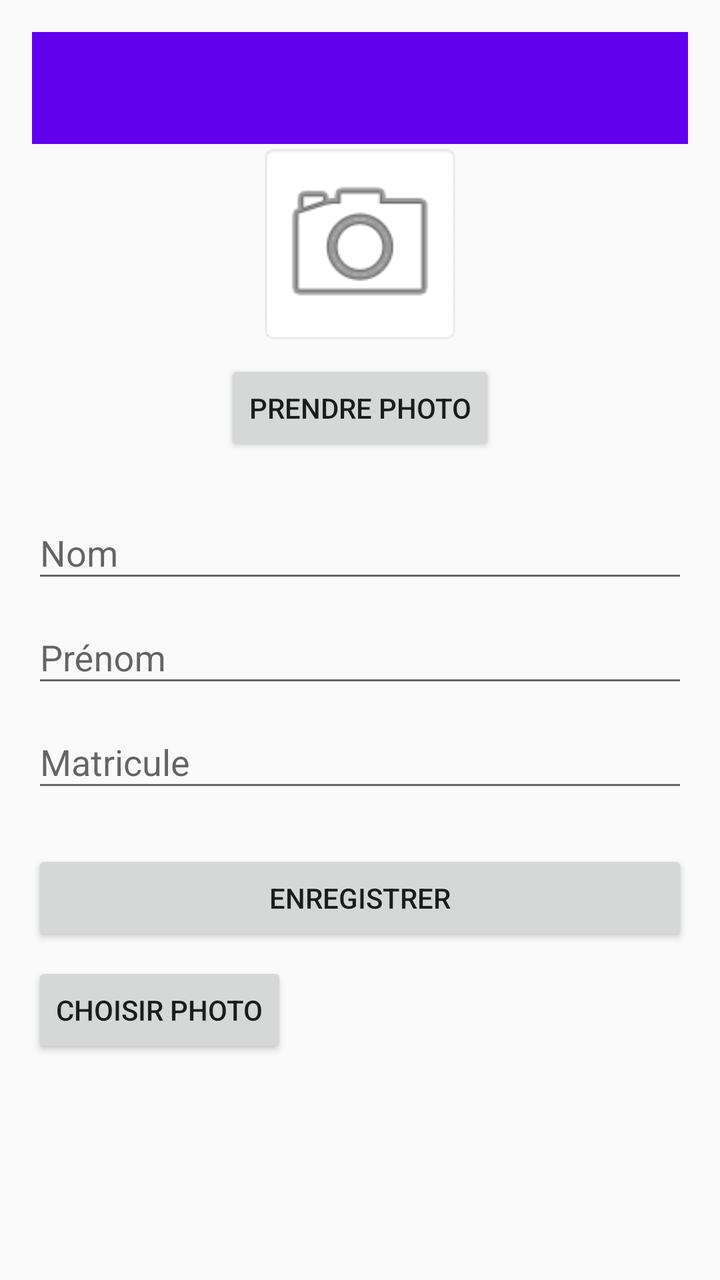
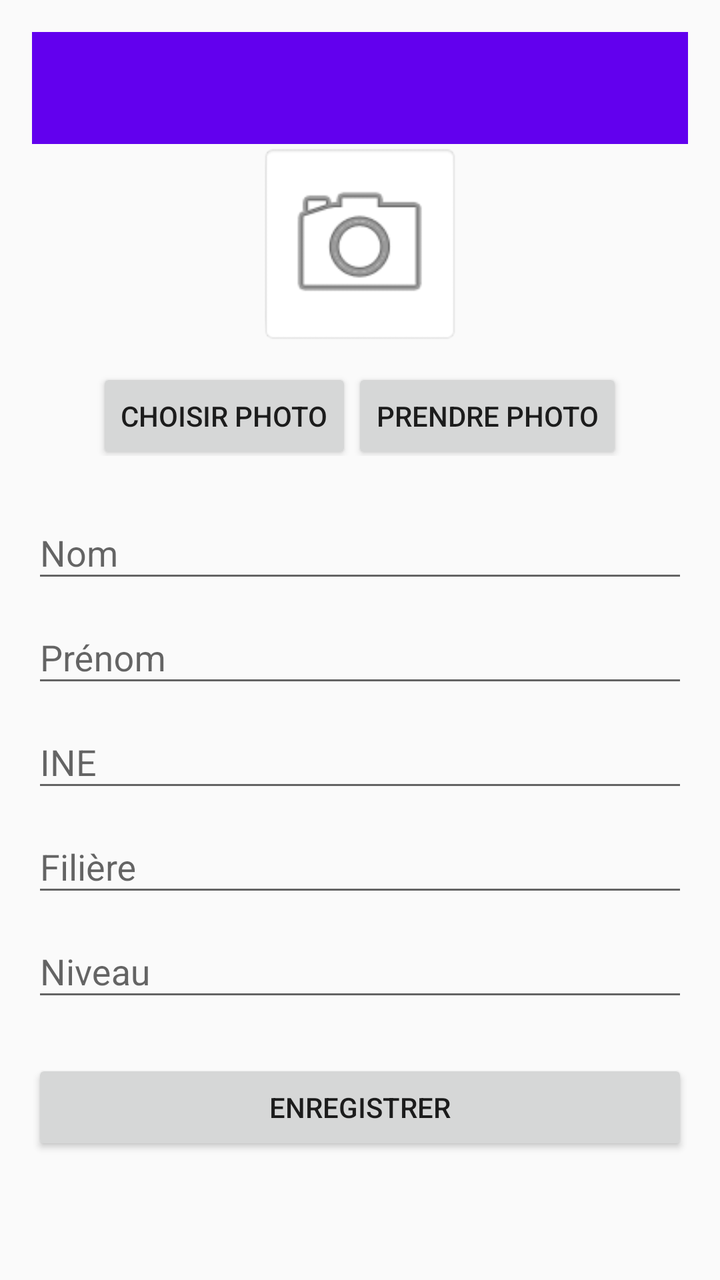

The first picture is an Android layout as it rendered before a commit; the second is the same layout after the commit. The layout source and the unified diff follow.
<!-- AndroidManifest.xml: application theme Theme.AppCompat.Light.NoActionBar -->
<!-- res/layout/activity_add_edit_etudiant.xml -->
<?xml version="1.0" encoding="utf-8"?>
<LinearLayout xmlns:android="http://schemas.android.com/apk/res/android"
    xmlns:app="http://schemas.android.com/apk/res-auto"
    android:layout_width="match_parent"
    android:layout_height="match_parent"
    android:orientation="vertical"
    android:padding="16dp">

    <androidx.appcompat.widget.Toolbar
        android:id="@+id/toolbar"
        android:layout_width="match_parent"
        android:layout_height="?attr/actionBarSize"
        android:background="@color/purple_500"
        app:titleTextColor="@android:color/white" />

    <ScrollView
        android:layout_width="match_parent"
        android:layout_height="0dp"
        android:layout_weight="1">

        <LinearLayout
            android:layout_width="match_parent"
            android:layout_height="wrap_content"
            android:orientation="vertical">

            <LinearLayout
                android:layout_width="match_parent"
                android:layout_height="wrap_content"
                android:gravity="center"
                android:orientation="vertical"
                android:layout_marginBottom="16dp">

                <ImageView
                    android:id="@+id/ivPhoto"
                    android:layout_width="100dp"
                    android:layout_height="100dp"
                    android:src="@android:drawable/ic_menu_camera"
                    android:scaleType="centerCrop"
                    android:background="@android:drawable/editbox_background" />

                <Button
                    android:id="@+id/btnTakePhoto"
                    android:layout_width="wrap_content"
                    android:layout_height="wrap_content"
                    android:text="Prendre photo"
                    android:layout_marginTop="8dp" />
            </LinearLayout>

            <com.google.android.material.textfield.TextInputLayout
                android:layout_width="match_parent"
                android:layout_height="wrap_content"
                android:hint="Nom">

                <com.google.android.material.textfield.TextInputEditText
                    android:id="@+id/etNom"
                    android:layout_width="match_parent"
                    android:layout_height="wrap_content" />
            </com.google.android.material.textfield.TextInputLayout>

            <com.google.android.material.textfield.TextInputLayout
                android:layout_width="match_parent"
                android:layout_height="wrap_content"
                android:hint="Prénom">

                <com.google.android.material.textfield.TextInputEditText
                    android:id="@+id/etPrenom"
                    android:layout_width="match_parent"
                    android:layout_height="wrap_content" />
            </com.google.android.material.textfield.TextInputLayout>

            <com.google.android.material.textfield.TextInputLayout
                android:layout_width="match_parent"
                android:layout_height="wrap_content"
                android:hint="Matricule">

                <com.google.android.material.textfield.TextInputEditText
                    android:id="@+id/etMatricule"
                    android:layout_width="match_parent"
                    android:layout_height="wrap_content" />
            </com.google.android.material.textfield.TextInputLayout>

            <Button
                android:id="@+id/btnSave"
                android:layout_width="match_parent"
                android:layout_height="wrap_content"
                android:text="Enregistrer"
                android:layout_marginTop="24dp" />
            <Button
                android:id="@+id/btnChoisirPhoto"
                android:layout_width="wrap_content"
                android:layout_height="wrap_content"
                android:text="Choisir photo"
                android:layout_marginTop="8dp" />
        </LinearLayout>
    </ScrollView>
</LinearLayout>
<!-- resources referenced by this layout -->
<resources>
  <color name="purple_500">#FF6200EE</color>
</resources>

<!-- the commit's change to res/layout/activity_add_edit_etudiant.xml (unified diff, before → after) -->
@@ -35,15 +35,29 @@
                     android:layout_width="100dp"
                     android:layout_height="100dp"
                     android:src="@android:drawable/ic_menu_camera"
-                    android:scaleType="centerCrop"
+                    android:scaleType="fitCenter"
                     android:background="@android:drawable/editbox_background" />
 
-                <Button
-                    android:id="@+id/btnTakePhoto"
-                    android:layout_width="wrap_content"
+                <LinearLayout
+                    android:layout_width="match_parent"
                     android:layout_height="wrap_content"
-                    android:text="Prendre photo"
-                    android:layout_marginTop="8dp" />
+                    android:gravity="center">
+
+                    <Button
+                        android:id="@+id/btnChoisirPhoto"
+                        android:layout_width="wrap_content"
+                        android:layout_height="wrap_content"
+                        android:layout_marginTop="8dp"
+                        android:text="Choisir photo" />
+
+                    <Button
+                        android:id="@+id/btnTakePhoto"
+                        android:layout_width="wrap_content"
+                        android:layout_height="wrap_content"
+                        android:text="Prendre photo"
+                        android:layout_marginTop="8dp" />
+                </LinearLayout>
+
             </LinearLayout>
 
             <com.google.android.material.textfield.TextInputLayout
@@ -71,10 +85,30 @@
             <com.google.android.material.textfield.TextInputLayout
                 android:layout_width="match_parent"
                 android:layout_height="wrap_content"
-                android:hint="Matricule">
+                android:hint="INE">
 
                 <com.google.android.material.textfield.TextInputEditText
                     android:id="@+id/etMatricule"
+                    android:layout_width="match_parent"
+                    android:layout_height="wrap_content" />
+            </com.google.android.material.textfield.TextInputLayout>
+
+            <com.google.android.material.textfield.TextInputLayout
+                android:layout_width="match_parent"
+                android:layout_height="wrap_content"
+                android:hint="Filière">
+                <com.google.android.material.textfield.TextInputEditText
+                    android:id="@+id/etFiliere"
+                    android:layout_width="match_parent"
+                    android:layout_height="wrap_content" />
+            </com.google.android.material.textfield.TextInputLayout>
+
+            <com.google.android.material.textfield.TextInputLayout
+                android:layout_width="match_parent"
+                android:layout_height="wrap_content"
+                android:hint="Niveau">
+                <com.google.android.material.textfield.TextInputEditText
+                    android:id="@+id/etNiveau"
                     android:layout_width="match_parent"
                     android:layout_height="wrap_content" />
             </com.google.android.material.textfield.TextInputLayout>
@@ -85,12 +119,6 @@
                 android:layout_height="wrap_content"
                 android:text="Enregistrer"
                 android:layout_marginTop="24dp" />
-            <Button
-                android:id="@+id/btnChoisirPhoto"
-                android:layout_width="wrap_content"
-                android:layout_height="wrap_content"
-                android:text="Choisir photo"
-                android:layout_marginTop="8dp" />
         </LinearLayout>
     </ScrollView>
 </LinearLayout>
